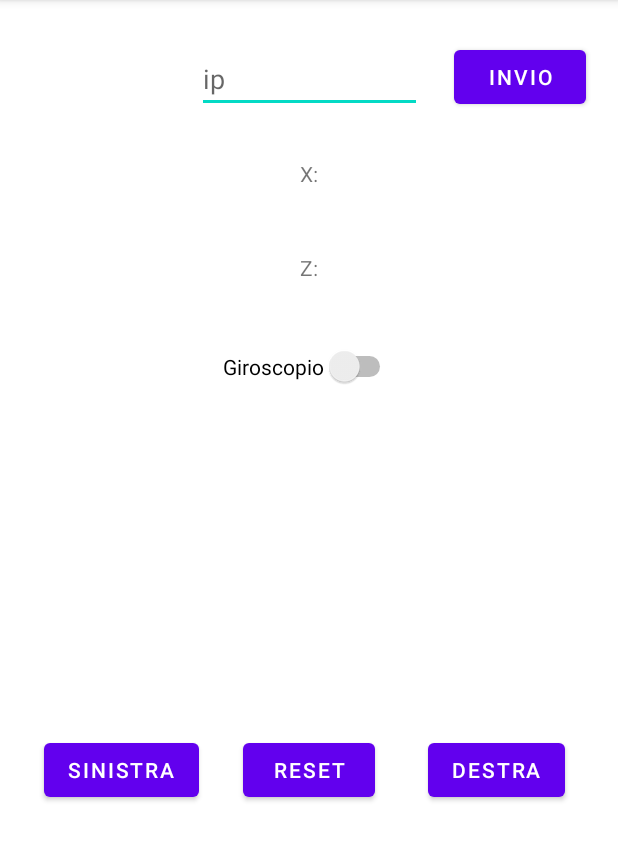
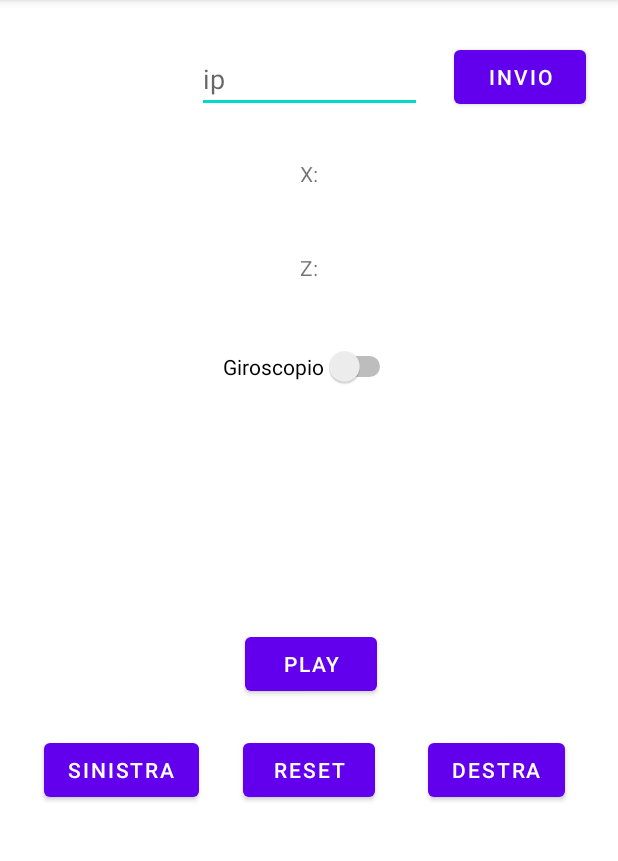
Before and after one commit to GiovanniBellorio/ChallengeNao21, an Android app: the screen it shows after launch (MainActivity), on a phone screen of 412 x 824 dp, the part 84-945 px from its top. Run offline under Robolectric (Android 15) with nearby library versions, the light colour scheme and no system bars.

Commit message:
add button play

```diff
--- a/task2/app_joystick/app/src/main/java/com/example/rotazionenao/MainActivity.java
+++ b/task2/app_joystick/app/src/main/java/com/example/rotazionenao/MainActivity.java
@@ -45,6 +45,7 @@ public class MainActivity extends AppCompatActivity implements CompoundButton.On
 
         // MOVIMENTO TESTA
 
+        Button PLAY = findViewById(R.id.bttPlay);
 
         Button DESTRA = findViewById(R.id.buttDestra);
 
@@ -58,6 +59,18 @@ public class MainActivity extends AppCompatActivity implements CompoundButton.On
         rotation = sensorManager.getDefaultSensor(TYPE_ROTATION_VECTOR);
 
         // CONTROLLO CLICK DEI BOTTONI
+
+
+        PLAY.setOnClickListener(new View.OnClickListener() {
+            @Override
+            public void onClick(View v) {
+                send_data("pl", ip);
+                Toast.makeText(getApplicationContext(), "sent pl on ip:" + ip , Toast.LENGTH_LONG).show();
+            }
+        });
+
+
+
 
 
         SINISTRA.setOnClickListener(new View.OnClickListener() {
--- a/task2/app_joystick/app/src/main/res/layout/activity_main.xml
+++ b/task2/app_joystick/app/src/main/res/layout/activity_main.xml
@@ -99,4 +99,20 @@
         app:layout_constraintHorizontal_bias="0.5"
         app:layout_constraintStart_toEndOf="@+id/editTextIp" />
 
+    <Button
+        android:id="@+id/bttPlay"
+        android:layout_width="wrap_content"
+        android:layout_height="wrap_content"
+        android:layout_marginStart="160dp"
+        android:layout_marginLeft="160dp"
+        android:layout_marginTop="400dp"
+        android:layout_marginEnd="158dp"
+        android:layout_marginRight="158dp"
+        android:layout_marginBottom="283dp"
+        android:text="PLAY"
+        app:layout_constraintBottom_toBottomOf="parent"
+        app:layout_constraintEnd_toEndOf="parent"
+        app:layout_constraintStart_toStartOf="parent"
+        app:layout_constraintTop_toTopOf="parent" />
+
 </androidx.constraintlayout.widget.ConstraintLayout>
```
Also changed, not shown: 1 other file.
